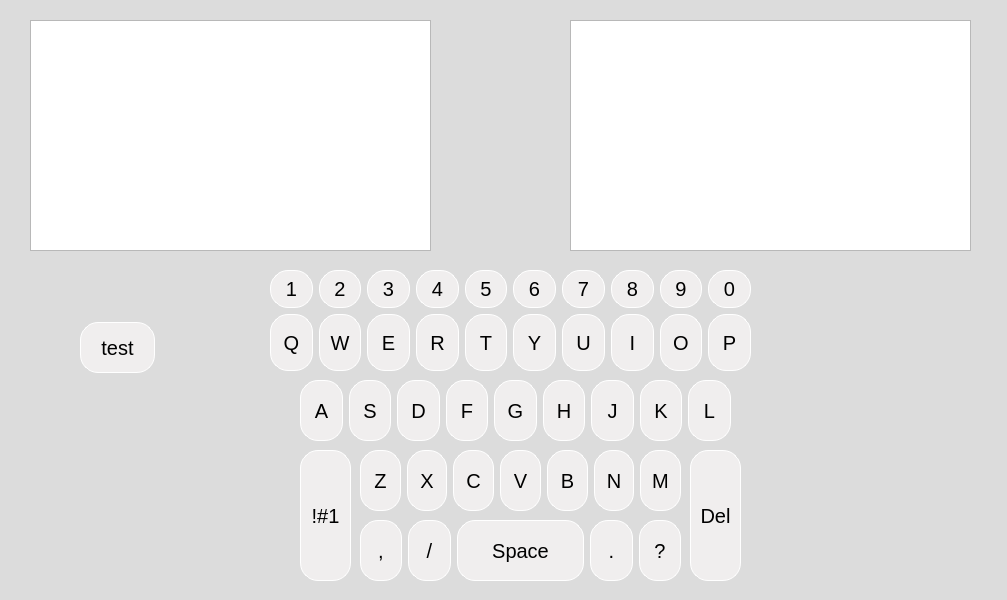
Old version of the form src/mainwindow.ui in the repository 1Sunny1/Morse-Code-Converter-Qt5.
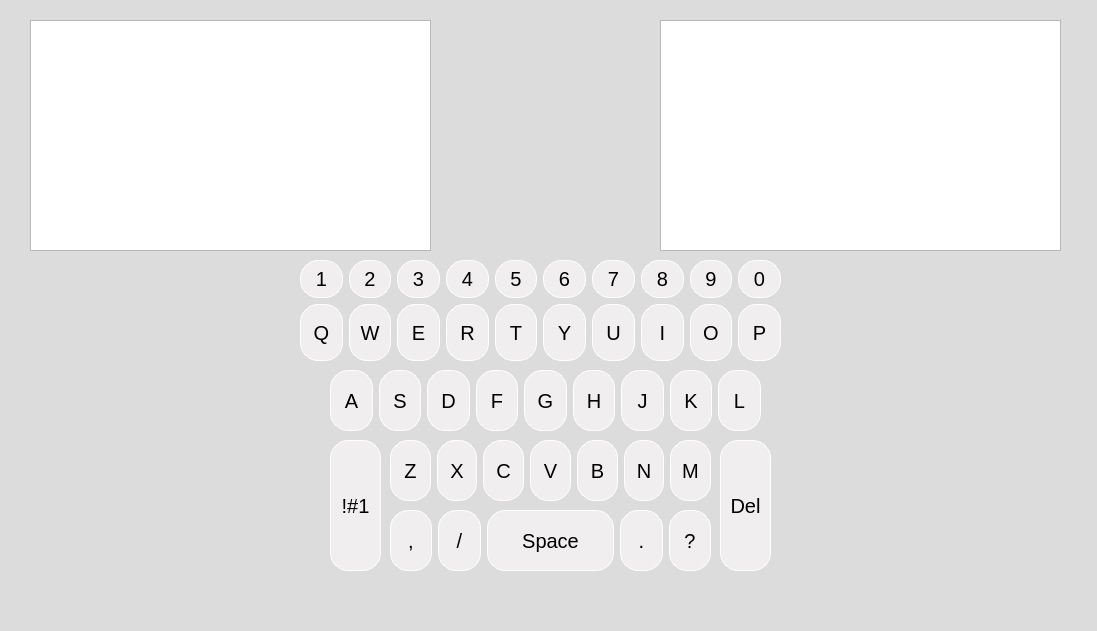
New version of the form.

Commit message: move whole implementation of keyboard from mainwindow to freshly created specialized class Keyboard.h

The edit to the form file:
```diff
--- a/src/mainwindow.ui
+++ b/src/mainwindow.ui
@@ -6,8 +6,8 @@
    <rect>
     <x>0</x>
     <y>0</y>
-    <width>1007</width>
-    <height>600</height>
+    <width>1097</width>
+    <height>631</height>
    </rect>
   </property>
   <property name="windowTitle">
@@ -22,8 +22,8 @@
    <widget class="QWidget" name="gridLayoutWidget">
     <property name="geometry">
      <rect>
-      <x>270</x>
-      <y>270</y>
+      <x>300</x>
+      <y>260</y>
       <width>481</width>
       <height>101</height>
      </rect>
@@ -535,7 +535,7 @@
    <widget class="QTextEdit" name="convertedText">
     <property name="geometry">
      <rect>
-      <x>570</x>
+      <x>660</x>
       <y>20</y>
       <width>401</width>
       <height>231</height>
@@ -573,8 +573,8 @@
    <widget class="QWidget" name="gridLayoutWidget_2">
     <property name="geometry">
      <rect>
-      <x>300</x>
-      <y>380</y>
+      <x>330</x>
+      <y>370</y>
       <width>431</width>
       <height>61</height>
      </rect>
@@ -801,8 +801,8 @@
    <widget class="QWidget" name="gridLayoutWidget_3">
     <property name="geometry">
      <rect>
-      <x>360</x>
-      <y>450</y>
+      <x>390</x>
+      <y>440</y>
       <width>321</width>
       <height>61</height>
      </rect>
@@ -981,8 +981,8 @@
    <widget class="QWidget" name="gridLayoutWidget_4">
     <property name="geometry">
      <rect>
-      <x>360</x>
-      <y>520</y>
+      <x>390</x>
+      <y>510</y>
       <width>321</width>
       <height>61</height>
      </rect>
@@ -1116,8 +1116,8 @@
    <widget class="QPushButton" name="pushButton_42">
     <property name="geometry">
      <rect>
-      <x>300</x>
-      <y>450</y>
+      <x>330</x>
+      <y>440</y>
       <width>51</width>
       <height>131</height>
      </rect>
@@ -1146,8 +1146,8 @@
    <widget class="QPushButton" name="pushButton_43">
     <property name="geometry">
      <rect>
-      <x>690</x>
-      <y>450</y>
+      <x>720</x>
+      <y>440</y>
       <width>51</width>
       <height>131</height>
      </rect>
@@ -1173,33 +1173,6 @@
      <string>Del</string>
     </property>
    </widget>
-   <widget class="QPushButton" name="pushButton">
-    <property name="geometry">
-     <rect>
-      <x>80</x>
-      <y>322</y>
-      <width>75</width>
-      <height>51</height>
-     </rect>
-    </property>
-    <property name="styleSheet">
-     <string notr="true">QPushButton {
-	border: 1px solid white; border-radius: 18px;
-	font-size: 20px; font-family: Arial;
-	background-color: #f0eeee;
-	transition: transform 1s;
-}
-
-QPushButton:pressed {
-	border: 2px solid red;
-	transform: scale(0.6);
-}
-</string>
-    </property>
-    <property name="text">
-     <string>test</string>
-    </property>
-   </widget>
   </widget>
  </widget>
  <resources/>
```
The commit also changes 6 other files.
